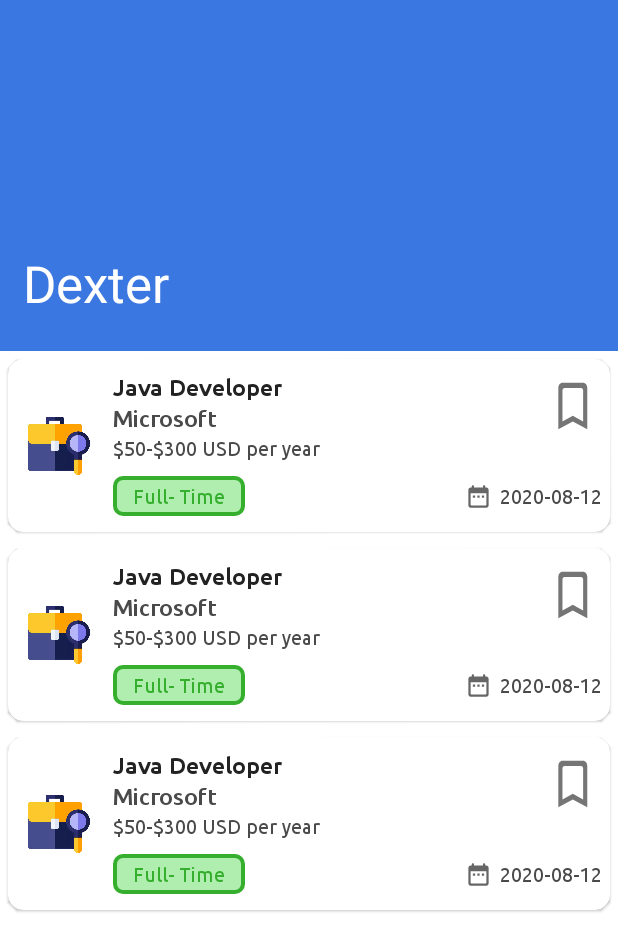
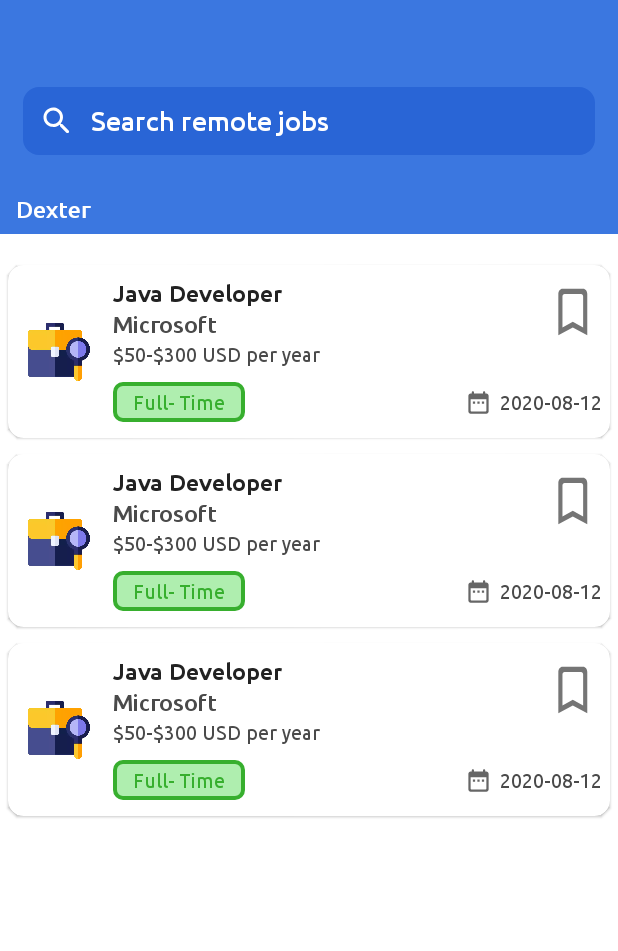
Before and after one commit to YashKr01/Dexter, an Android app: the layout fragment_home.xml on its own in the app's theme, with its tools: preview values and no code run, on a phone screen of 412 x 824 dp. Shown: the top 951 px of the screen. Run offline under Robolectric (Android 15) with nearby library versions, the phone set to English and light mode, and no system bars.

Commit message:
Home Fragment layout

```diff
--- a/app/src/main/java/com/example/dexter/fragments/HomeFragment.kt
+++ b/app/src/main/java/com/example/dexter/fragments/HomeFragment.kt
@@ -72,8 +72,8 @@ class HomeFragment : Fragment(), ItemClickListener {
             setBackgroundColor(ContextCompat.getColor(requireContext(), R.color.colorGreenDark))
             animate()
                 .alpha(1f)
-                .setStartDelay(1500L)
-                .setDuration(1500L)
+                .setStartDelay(3000L)
+                .setDuration(3000L)
                 .setListener(object : AnimatorListenerAdapter() {
                     override fun onAnimationEnd(animation: Animator?) {
                         if (visible) visibility = View.GONE
--- /dev/null
+++ b/app/src/main/res/drawable/background_sheet_top.xml
@@ -0,0 +1,9 @@
+<?xml version="1.0" encoding="utf-8"?>
+<shape xmlns:android="http://schemas.android.com/apk/res/android">
+
+    <solid android:color="@color/colorWhite" />
+    <corners
+        android:topLeftRadius="@dimen/_18sdp"
+        android:topRightRadius="@dimen/_18sdp" />
+
+</shape>
--- /dev/null
+++ b/app/src/main/res/drawable/edit_text_background.xml
@@ -0,0 +1,13 @@
+<?xml version="1.0" encoding="utf-8"?>
+<shape xmlns:android="http://schemas.android.com/apk/res/android"
+    android:shape="rectangle">
+
+    <solid android:color="#2965D6" />
+
+    <corners
+        android:bottomLeftRadius="@dimen/_8sdp"
+        android:bottomRightRadius="@dimen/_8sdp"
+        android:topLeftRadius="@dimen/_8sdp"
+        android:topRightRadius="@dimen/_8sdp" />
+
+</shape>
--- /dev/null
+++ b/app/src/main/res/drawable/ic_search.xml
@@ -0,0 +1,10 @@
+<vector xmlns:android="http://schemas.android.com/apk/res/android"
+    android:width="24dp"
+    android:height="24dp"
+    android:viewportWidth="24"
+    android:viewportHeight="24"
+    android:tint="?attr/colorControlNormal">
+  <path
+      android:fillColor="@android:color/white"
+      android:pathData="M15.5,14h-0.79l-0.28,-0.27c1.2,-1.4 1.82,-3.31 1.48,-5.34 -0.47,-2.78 -2.79,-5 -5.59,-5.34 -4.23,-0.52 -7.79,3.04 -7.27,7.27 0.34,2.8 2.56,5.12 5.34,5.59 2.03,0.34 3.94,-0.28 5.34,-1.48l0.27,0.28v0.79l4.25,4.25c0.41,0.41 1.08,0.41 1.49,0 0.41,-0.41 0.41,-1.08 0,-1.49L15.5,14zM9.5,14C7.01,14 5,11.99 5,9.5S7.01,5 9.5,5 14,7.01 14,9.5 11.99,14 9.5,14z"/>
+</vector>
--- a/app/src/main/res/layout/fragment_home.xml
+++ b/app/src/main/res/layout/fragment_home.xml
@@ -9,15 +9,18 @@
 
     <com.google.android.material.appbar.AppBarLayout
         android:layout_width="match_parent"
-        android:layout_height="@dimen/_180sdp"
+        android:layout_height="@dimen/_120sdp"
         android:theme="@style/ThemeOverlay.AppCompat.Dark.ActionBar">
 
         <com.google.android.material.appbar.CollapsingToolbarLayout
             android:layout_width="match_parent"
             android:layout_height="match_parent"
             android:background="@color/colorPrimaryBlue"
+            app:collapsedTitleTextAppearance="@style/ToolbarStyleCollapsed"
             app:contentScrim="@color/colorPrimaryBlue"
-            app:expandedTitleMarginStart="@dimen/_12sdp"
+            app:expandedTitleMargin="@dimen/_8sdp"
+            app:expandedTitleMarginStart="@dimen/_8sdp"
+            app:expandedTitleTextAppearance="@style/ToolbarStyleExpanded"
             app:layout_scrollFlags="scroll|exitUntilCollapsed"
             app:title="@string/app_name">
 
@@ -26,27 +29,37 @@
                 android:layout_height="?actionBarSize"
                 app:layout_collapseMode="pin" />
 
+            <LinearLayout
+                android:layout_width="match_parent"
+                android:layout_height="match_parent"
+                android:gravity="center"
+                android:orientation="vertical">
+
+                <EditText
+                    android:layout_width="match_parent"
+                    android:layout_height="wrap_content"
+                    android:layout_marginStart="@dimen/_12sdp"
+                    android:layout_marginTop="@dimen/_4sdp"
+                    android:layout_marginEnd="@dimen/_12sdp"
+                    android:background="@drawable/edit_text_background"
+                    android:drawableStart="@drawable/ic_search"
+                    android:drawablePadding="@dimen/_8sdp"
+                    android:fontFamily="@font/ubuntu_medium"
+                    android:hint="Search remote jobs"
+                    android:imeOptions="actionSearch"
+                    android:maxLength="10"
+                    android:maxLines="1"
+                    android:singleLine="true"
+                    android:padding="@dimen/_8sdp"
+                    android:textColor="@color/colorWhite"
+                    android:textColorHint="@color/LightBackground"
+                    android:textSize="@dimen/_14ssp" />
+
+            </LinearLayout>
+
         </com.google.android.material.appbar.CollapsingToolbarLayout>
 
     </com.google.android.material.appbar.AppBarLayout>
-
-    <RelativeLayout
-        android:layout_width="match_parent"
-        android:layout_height="match_parent"
-        android:background="@color/colorWhite"
-        app:layout_behavior="com.google.android.material.appbar.AppBarLayout$ScrollingViewBehavior">
-
-        <androidx.recyclerview.widget.RecyclerView
-            android:id="@+id/jobRecyclerView"
-            android:layout_width="match_parent"
-            android:layout_height="match_parent"
-            android:clipToPadding="false"
-            app:layout_constraintBottom_toBottomOf="parent"
-            app:layout_constraintEnd_toEndOf="parent"
-            app:layout_constraintStart_toStartOf="parent"
-            tools:listitem="@layout/item_job" />
-
-    </RelativeLayout>
 
     <LinearLayout
         android:id="@+id/container_network_status"
@@ -75,4 +88,24 @@
 
     </LinearLayout>
 
+    <androidx.constraintlayout.widget.ConstraintLayout
+        android:layout_width="match_parent"
+        android:layout_height="match_parent"
+        android:background="@color/colorWhite"
+        app:layout_behavior="com.google.android.material.appbar.AppBarLayout$ScrollingViewBehavior">
+
+        <androidx.recyclerview.widget.RecyclerView
+            android:id="@+id/jobRecyclerView"
+            android:layout_width="0dp"
+            android:layout_height="0dp"
+            android:clipToPadding="false"
+            android:paddingTop="@dimen/_12sdp"
+            app:layout_constraintBottom_toBottomOf="parent"
+            app:layout_constraintEnd_toEndOf="parent"
+            app:layout_constraintStart_toStartOf="parent"
+            app:layout_constraintTop_toTopOf="parent"
+            tools:listitem="@layout/item_job" />
+
+    </androidx.constraintlayout.widget.ConstraintLayout>
+
 </androidx.coordinatorlayout.widget.CoordinatorLayout>
--- a/app/src/main/res/values-night/themes.xml
+++ b/app/src/main/res/values-night/themes.xml
@@ -4,4 +4,15 @@
         <!-- Primary brand color. -->
         <item name="android:statusBarColor">@color/colorPrimaryBlue</item>
     </style>
+
+    <style name="ToolbarStyleExpanded" parent="Theme.Dexter">
+        <item name="fontFamily">@font/ubuntu_medium</item>
+        <item name="android:fontFamily">@font/ubuntu_medium</item>
+        <item name="android:textSize">@dimen/_12ssp</item>
+    </style>
+
+    <style name="ToolbarStyleCollapsed" parent="ToolbarStyleExpanded">
+        <item name="android:textSize">@dimen/_16ssp</item>
+    </style>
+
 </resources>
--- a/app/src/main/res/values/strings.xml
+++ b/app/src/main/res/values/strings.xml
@@ -4,4 +4,5 @@
     <string name="hello_blank_fragment">Hello blank fragment</string>
     <string name="no_connection">No Connection</string>
     <string name="connected">Connected</string>
+    <string name="search">Search</string>
 </resources>
--- a/app/src/main/res/values/themes.xml
+++ b/app/src/main/res/values/themes.xml
@@ -4,4 +4,15 @@
         <!-- Primary brand color. -->
         <item name="android:statusBarColor">@color/colorPrimaryBlue</item>
     </style>
+
+    <style name="ToolbarStyleExpanded" parent="Theme.Dexter">
+        <item name="fontFamily">@font/ubuntu_medium</item>
+        <item name="android:fontFamily">@font/ubuntu_medium</item>
+        <item name="android:textSize">@dimen/_12ssp</item>
+    </style>
+
+    <style name="ToolbarStyleCollapsed" parent="ToolbarStyleExpanded">
+        <item name="android:textSize">@dimen/_16ssp</item>
+    </style>
+
 </resources>
```
